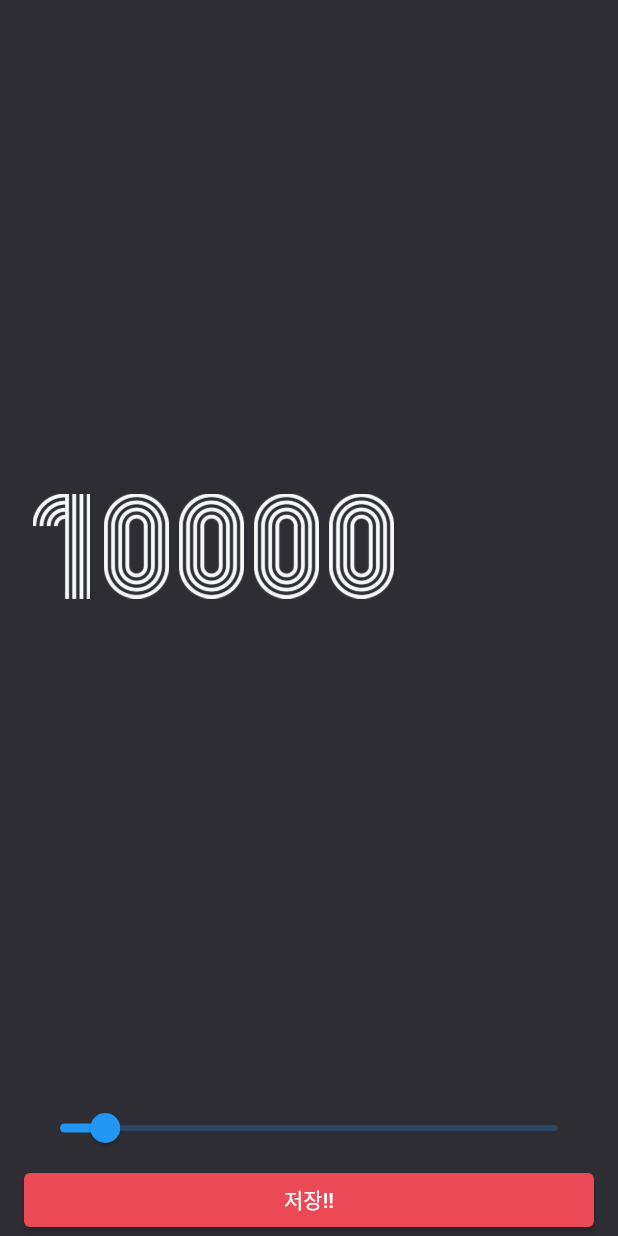
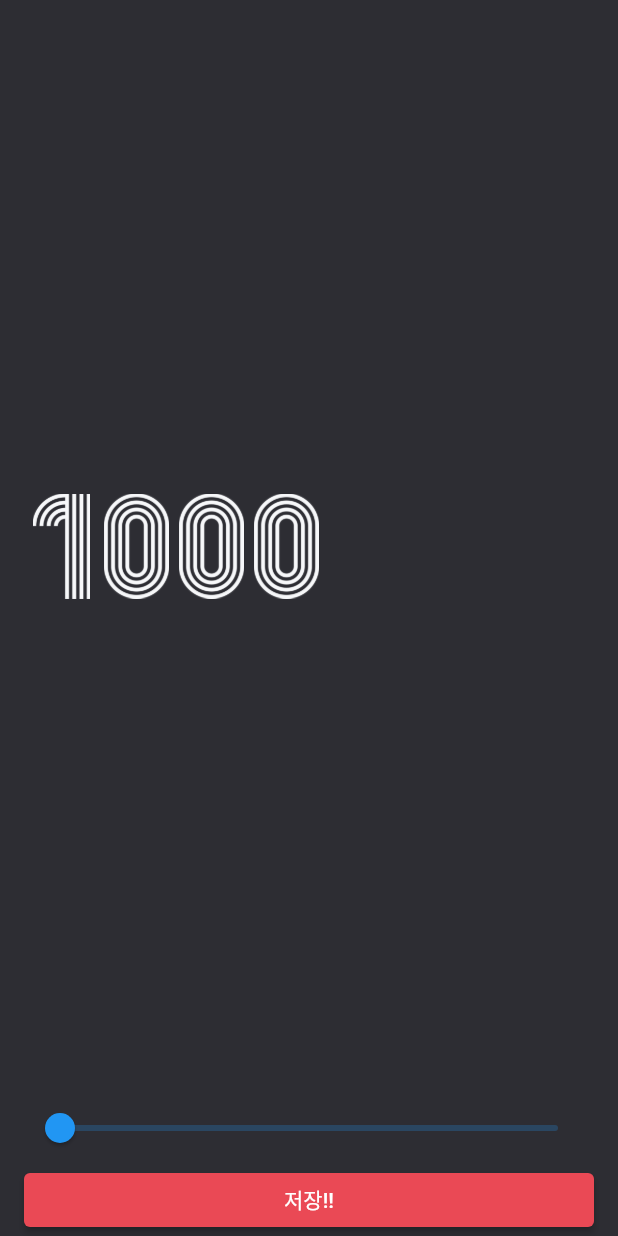
Before and after one commit to gaeguriBanchan/flutter_random_number_generator, a Flutter app: the screen it shows after launch, after a tap on the "settings" icon, on a phone screen of 412 x 824 dp. Run offline on Flutter 3.47's test engine with Material 2 defaults, Android fonts, the phone set to English and light mode, and no system bars.

Commit message:
마무리 코드정리, components 정리
setting_screen에 initeState 추가=> maxNumber 값 전달 후 화면 리로딩

```diff
--- /dev/null
+++ b/lib/components/number_row.dart
@@ -0,0 +1,27 @@
+import 'package:flutter/material.dart';
+
+class NumberRow extends StatelessWidget {
+  const NumberRow({
+    super.key,
+    required this.number,
+  });
+
+  final int number;
+
+  @override
+  Widget build(BuildContext context) {
+    return Row(
+      children: number
+          .toString()
+          .split('')
+          .map(
+            (e) => Image.asset(
+              'asset/img/$e.png',
+              width: 50.0,
+              height: 70.0,
+            ),
+          )
+          .toList(),
+    );
+  }
+}
--- a/lib/screen/home_screen.dart
+++ b/lib/screen/home_screen.dart
@@ -1,6 +1,7 @@
 import 'dart:math';
 
 import 'package:flutter/material.dart';
+import 'package:flutter_random_number_generator/components/number_row.dart';
 import 'package:flutter_random_number_generator/constant/color.dart';
 import 'package:flutter_random_number_generator/screen/settings_screen.dart';
 
@@ -47,7 +48,9 @@ class _HomeScreenState extends State<HomeScreen> {
     final int? result = await Navigator.of(context).push(
       MaterialPageRoute(
         builder: (BuildContext context) {
-          return const SettingsScreen();
+          return SettingsScreen(
+            maxNumber: maxNumber,
+          );
         },
       ),
     );
@@ -110,17 +113,7 @@ class _Body extends StatelessWidget {
               .map(
                 (x) => Padding(
                   padding: EdgeInsets.only(bottom: x.key == 2 ? 0 : 16.0),
-                  child: Row(
-                    children: x.value
-                        .toString()
-                        .split('')
-                        .map((y) => Image.asset(
-                              'asset/img/$y.png',
-                              height: 70.0,
-                              width: 50.0,
-                            ))
-                        .toList(),
-                  ),
+                  child: NumberRow(number: x.value),
                 ),
               )
               .toList()),
--- a/lib/screen/settings_screen.dart
+++ b/lib/screen/settings_screen.dart
@@ -1,18 +1,40 @@
 import 'package:flutter/material.dart';
+import 'package:flutter_random_number_generator/components/number_row.dart';
 import 'package:flutter_random_number_generator/constant/color.dart';
 
 class SettingsScreen extends StatefulWidget {
-  const SettingsScreen({super.key});
+  const SettingsScreen({super.key, required this.maxNumber});
+
+  final int maxNumber;
 
   @override
   State<SettingsScreen> createState() => _SettingsScreenState();
 }
 
 class _SettingsScreenState extends State<SettingsScreen> {
-  double maxNumber = 10000;
+  double maxNumber = 1000;
+
+  @override
+  void initState() {
+    super.initState();
+
+    maxNumber = widget.maxNumber.toDouble();
+  }
 
   @override
   Widget build(BuildContext context) {
+    onSliderChanged(double val) {
+      setState(() {
+        maxNumber = val;
+      });
+    }
+
+    onButtonPressed() {
+      Navigator.of(context).pop(
+        maxNumber.toInt(),
+      );
+    }
+
     return Scaffold(
       backgroundColor: primaryColor,
       body: SafeArea(
@@ -21,43 +43,11 @@ class _SettingsScreenState extends State<SettingsScreen> {
           child: Column(
             crossAxisAlignment: CrossAxisAlignment.stretch,
             children: [
-              Expanded(
-                child: Row(
-                  children: maxNumber
-                      .toInt()
-                      .toString()
-                      .split('')
-                      .map(
-                        (e) => Image.asset(
-                          'asset/img/$e.png',
-                          width: 50.0,
-                          height: 70.0,
-                        ),
-                      )
-                      .toList(),
-                ),
-              ),
-              Slider(
-                value: maxNumber,
-                min: 1000,
-                max: 100000,
-                onChanged: (double val) {
-                  setState(() {
-                    maxNumber = val;
-                  });
-                },
-              ),
-              ElevatedButton(
-                onPressed: () {
-                  Navigator.of(context).pop(
-                    maxNumber.toInt(),
-                  );
-                },
-                style: ElevatedButton.styleFrom(
-                  backgroundColor: redColor,
-                ),
-                child: const Text('저장!!'),
-              ),
+              _Body(maxNumber: maxNumber),
+              _Footer(
+                  maxNumber: maxNumber,
+                  onSliderChanged: onSliderChanged,
+                  onButtonPressed: onButtonPressed),
             ],
           ),
         ),
@@ -65,3 +55,54 @@ class _SettingsScreenState extends State<SettingsScreen> {
     );
   }
 }
+
+class _Footer extends StatelessWidget {
+  const _Footer({
+    required this.maxNumber,
+    required this.onSliderChanged,
+    required this.onButtonPressed,
+  });
+
+  final double maxNumber;
+  final ValueChanged<double> onSliderChanged;
+  final VoidCallback onButtonPressed;
+
+  @override
+  Widget build(BuildContext context) {
+    return Column(
+      crossAxisAlignment: CrossAxisAlignment.stretch,
+      children: [
+        Slider(
+          value: maxNumber,
+          min: 1000,
+          max: 100000,
+          onChanged: onSliderChanged,
+        ),
+        ElevatedButton(
+          onPressed: onButtonPressed,
+          style: ElevatedButton.styleFrom(
+            backgroundColor: redColor,
+          ),
+          child: const Text('저장!!'),
+        ),
+      ],
+    );
+  }
+}
+
+class _Body extends StatelessWidget {
+  const _Body({
+    required this.maxNumber,
+  });
+
+  final double maxNumber;
+
+  @override
+  Widget build(BuildContext context) {
+    return Expanded(
+      child: NumberRow(
+        number: maxNumber.toInt(),
+      ),
+    );
+  }
+}
```
